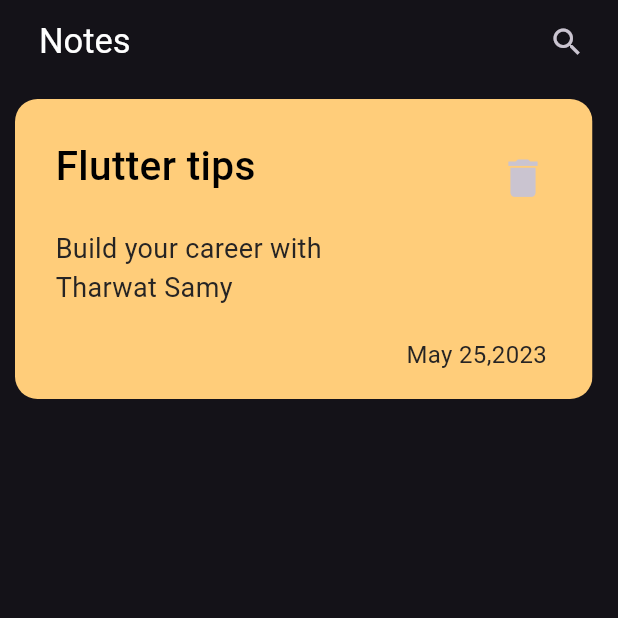
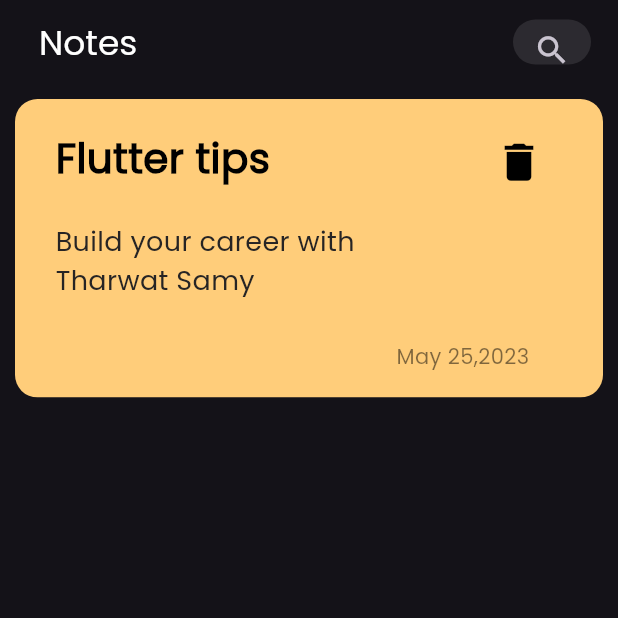
Before and after one commit to ahmaddamr/note_app, a Flutter app: the screen it shows after launch, on a phone screen of 412 x 824 dp, the top half of it. Run offline on Flutter 3.47's test engine with Material 3 defaults, Android fonts, the phone set to English and light mode, and no system bars.

Commit message:
creating note item and adding poppins font

```diff
--- a/lib/main.dart
+++ b/lib/main.dart
@@ -11,7 +11,10 @@ class NotesApp extends StatelessWidget {
   @override
   Widget build(BuildContext context) {
     return MaterialApp(
-      theme: ThemeData.dark(),
+      theme: ThemeData(
+        brightness: Brightness.dark,
+        fontFamily: 'Poppins'
+      ),
       debugShowCheckedModeBanner: false,
       home: const NotesView()
     );
--- a/lib/views/notes_view.dart
+++ b/lib/views/notes_view.dart
@@ -1,4 +1,5 @@
 import 'package:flutter/material.dart';
+import 'package:note_app/widgets/note_item.dart';
 
 class NotesView extends StatelessWidget {
   const NotesView({super.key});
@@ -18,74 +19,23 @@ class NotesView extends StatelessWidget {
           ),
           actions: [
             Padding(
-              padding: const EdgeInsets.only(right: 10.0),
-              child: IconButton(onPressed: () {}, icon: Icon(Icons.search)),
+              padding: const EdgeInsets.only(right: 18.0, top: 6, bottom: 6),
+              child: Container(
+                height: 30,
+                width: 52,
+                // color: const Color.fromARGB(255, 146, 143, 143),
+                decoration: BoxDecoration(
+                    borderRadius: BorderRadius.circular(16),
+                    color: Colors.white.withOpacity(0.1)),
+                child: IconButton(
+                  onPressed: () {},
+                  icon: Icon(Icons.search),
+                  iconSize: 25,
+                ),
+              ),
             )
           ],
         ),
-        body: Padding(
-          padding: const EdgeInsets.all(10.0),
-          child: ClipRRect(
-            borderRadius: BorderRadius.circular(15),
-            child: Container(
-              width: 385,
-              height: 200,
-              color: Color(0xffFFCD7A),
-              child: Row(
-                children: [
-                  const Padding(
-                    padding: const EdgeInsets.only(left: 27.0, top: 25),
-                    child: Column(
-                      crossAxisAlignment: CrossAxisAlignment.start,
-                      children: [
-                        Text(
-                          'Flutter tips',
-                          style: TextStyle(
-                            color: Colors.black,
-                            fontSize: 27,
-                            fontWeight: FontWeight.w500,
-                          ),
-                        ),
-                        SizedBox(
-                          height: 23,
-                        ),
-                        Text(
-                          'Build your career with \nTharwat Samy',
-                          style: TextStyle(
-                            color: const Color.fromARGB(255, 38, 36, 36),
-                            fontSize: 18,
-                            fontWeight: FontWeight.w400,
-                          ),
-                        ),
-                      ],
-                    ),
-                  ),
-                  Column(
-                    children: [
-                      Padding(
-                        padding: const EdgeInsets.only(left: 105.0, bottom: 82, top: 28),
-                        child: IconButton(
-                          onPressed: () {},
-                          icon: Icon(Icons.delete),
-                          iconSize: 33,
-                        ),
-                      ),
-                      const Padding(
-                        padding: const EdgeInsets.only(left:43.0),
-                        child: Text('May 25,2023',style: TextStyle(
-                            color: const Color.fromARGB(255, 38, 36, 36),
-                            fontSize: 16,
-                            fontWeight: FontWeight.w400,
-                          ),
-                          ),
-                      )
-                    ],
-                  ),
-                ],
-              ),
-            ),
-          ),
-        ),
-      );
+        body: NoteItem());
   }
 }
--- /dev/null
+++ b/lib/widgets/note_item.dart
@@ -0,0 +1,86 @@
+import 'package:flutter/material.dart';
+
+class NoteItem extends StatelessWidget {
+  const NoteItem({super.key});
+
+  @override
+  Widget build(BuildContext context) {
+    return Column(
+      children: [
+        Padding(
+          padding: const EdgeInsets.all(10.0),
+          child: ClipRRect(
+            borderRadius: BorderRadius.circular(15),
+            child: Container(
+              // width: 385,
+              // height: 200,
+              padding:EdgeInsets.only(
+                top: 15,
+                bottom: 15
+              ) ,
+              color: Color(0xffFFCD7A),
+              child: Row(
+                children: [
+                  const Padding(
+                    padding: const EdgeInsets.only(left: 27.0, top: 5,bottom: 50),
+                    child: Column(
+                      crossAxisAlignment: CrossAxisAlignment.start,
+                      children: [
+                        Text(
+                          'Flutter tips',
+                          style: TextStyle(
+                            color: Colors.black,
+                            fontSize: 27,
+                            fontWeight: FontWeight.bold,
+                          ),
+                        ),
+                        SizedBox(
+                          height: 23,
+                        ),
+                        Text(
+                          'Build your career with \nTharwat Samy',
+                          style: TextStyle(
+                            color: const Color.fromARGB(255, 38, 36, 36),
+                            fontSize: 18,
+                            fontWeight: FontWeight.w100,
+                          ),
+                        ),
+                      ],
+                    ),
+                  ),
+                  Column(
+                    children: [
+                      Padding(
+                        padding: const EdgeInsets.only(
+                            left: 80.0, bottom: 70),
+                        child: IconButton(
+                          onPressed: () {},
+                          icon: Icon(
+                            Icons.delete,
+                            color: Colors.black,
+                          ),
+                          iconSize: 33,
+                        ),
+                      ),
+                        Padding(
+                        padding: const EdgeInsets.only(left: 5.0,top:25),
+                        child: Text(
+                          'May 25,2023',
+                          style: TextStyle(
+                            color:  Colors.black.withOpacity(.5),
+                            fontSize: 14,
+                            fontWeight: FontWeight.w100,
+                          ),
+                        ),
+                      )
+                    ],
+                  ),
+                ],
+              ),
+            ),
+          ),
+        ),
+      ],
+    );
+  }
+}
```
Also changed, not shown: pubspec.yaml (+4 -11 lines), assets/fonts/Poppins-Regular.ttf (added).
